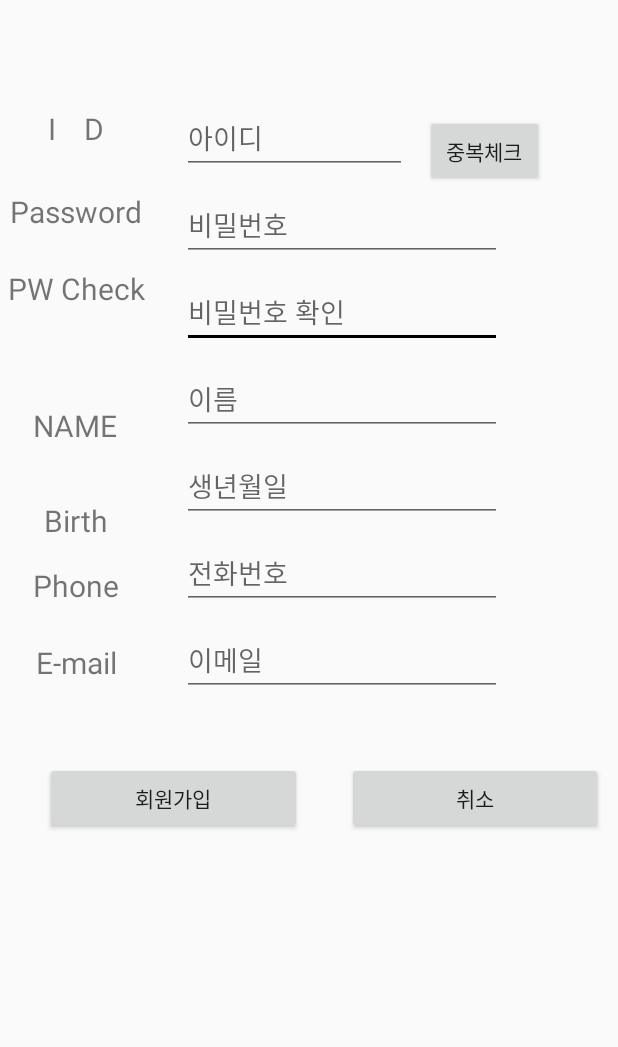
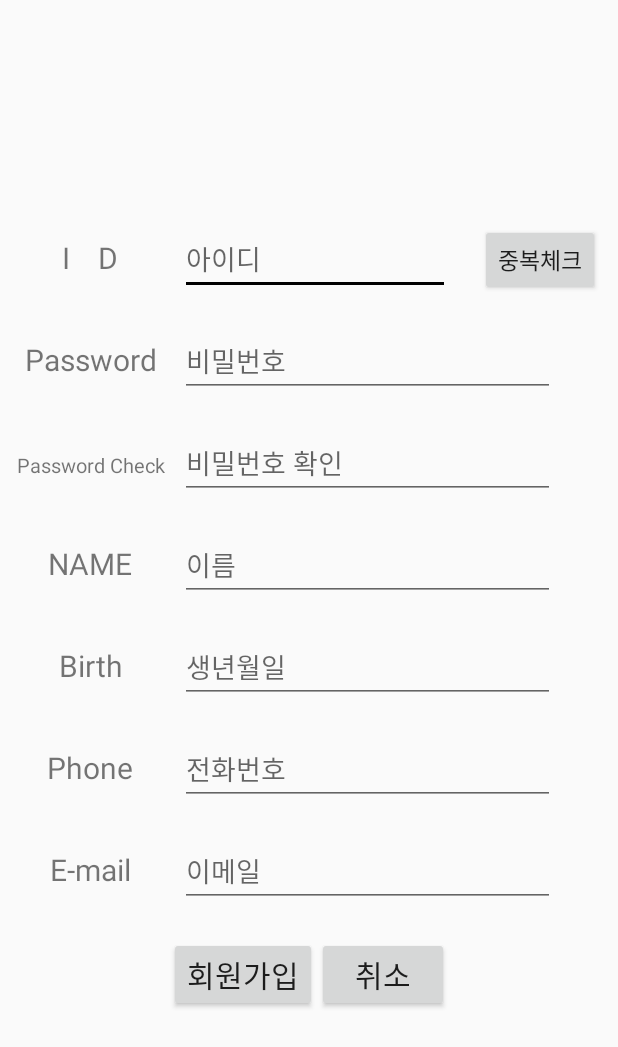
Before and after one commit to yujinpark10/BusinessCardApp, an Android app: the RegisterActivity screen opened directly, with no data from a screen before it, on a phone screen of 412 x 824 dp. Shown: the top 1047 px of the screen. Run offline under Robolectric (Android 15) with nearby library versions, the phone set to English and light mode, and no system bars; our stand-ins replace Volley; network calls fail.

Commit message:
회원가입 정렬

```diff
--- a/app/src/main/java/org/techtown/businesscardapp/cardRegister.java
+++ b/app/src/main/java/org/techtown/businesscardapp/cardRegister.java
@@ -10,5 +10,6 @@ public class cardRegister extends AppCompatActivity {
     protected void onCreate(Bundle savedInstanceState) {
         super.onCreate(savedInstanceState);
         setContentView(R.layout.activity_card_register);
+        getSupportActionBar().hide();
     }
 }
--- a/app/src/main/java/org/techtown/businesscardapp/information.java
+++ b/app/src/main/java/org/techtown/businesscardapp/information.java
@@ -10,5 +10,6 @@ public class information extends AppCompatActivity {
     protected void onCreate(Bundle savedInstanceState) {
         super.onCreate(savedInstanceState);
         setContentView(R.layout.activity_information);
+        getSupportActionBar().hide();
     }
 }
--- a/app/src/main/res/layout/activity_register.xml
+++ b/app/src/main/res/layout/activity_register.xml
@@ -6,213 +6,219 @@
     android:layout_height="match_parent"
     tools:context=".RegisterActivity">
 
-    <Button
-        android:id="@+id/btn_cancel"
-        android:layout_width="0dp"
-        android:layout_height="wrap_content"
-        android:layout_marginStart="20dp"
-        android:layout_marginLeft="20dp"
-        android:layout_marginTop="44dp"
-        android:layout_marginEnd="10dp"
-        android:layout_marginRight="10dp"
-        android:text="취소"
-        app:layout_constraintEnd_toEndOf="parent"
-        app:layout_constraintStart_toEndOf="@+id/btn_register"
-        app:layout_constraintTop_toBottomOf="@+id/et_email" />
+    <LinearLayout
+        android:layout_width="match_parent"
+        android:layout_height="match_parent"
+        android:orientation="vertical"
+        android:gravity="center">
 
-    <Button
-        android:id="@+id/btn_register"
-        android:layout_width="0dp"
-        android:layout_height="wrap_content"
-        android:layout_marginStart="30dp"
-        android:layout_marginLeft="30dp"
-        android:layout_marginTop="44dp"
-        android:layout_marginEnd="10dp"
-        android:layout_marginRight="10dp"
-        android:text="회원가입"
-        app:layout_constraintEnd_toStartOf="@+id/btn_cancel"
-        app:layout_constraintStart_toStartOf="parent"
-        app:layout_constraintTop_toBottomOf="@+id/et_email" />
+        <LinearLayout
+            android:layout_width="match_parent"
+            android:layout_height="wrap_content"
+            android:orientation="horizontal"
+            android:layout_marginBottom="20dp">
 
-    <Button
-        android:id="@+id/btn_chkid"
-        android:layout_width="79dp"
-        android:layout_height="48dp"
-        android:layout_marginStart="12dp"
-        android:layout_marginLeft="12dp"
-        android:text="중복체크"
-        app:layout_constraintBottom_toBottomOf="parent"
-        app:layout_constraintStart_toEndOf="@+id/et_id"
-        app:layout_constraintTop_toTopOf="parent"
-        app:layout_constraintVertical_bias="0.099" />
+            <TextView
+                android:id="@+id/textView"
+                android:layout_width="100dp"
+                android:layout_height="wrap_content"
+                android:text="I    D"
+                android:textSize="20sp"
+                android:gravity="center"
+                android:layout_marginLeft="10dp"
+                android:layout_marginRight="10dp"/>
 
-    <EditText
-        android:id="@+id/et_chkpassword"
-        android:layout_width="wrap_content"
-        android:layout_height="wrap_content"
-        android:layout_marginTop="10dp"
-        android:ems="10"
-        android:hint="비밀번호 확인"
-        android:inputType="textPersonName"
-        app:layout_constraintEnd_toEndOf="@+id/et_id"
-        app:layout_constraintHorizontal_bias="0.0"
-        app:layout_constraintStart_toStartOf="@+id/et_password"
-        app:layout_constraintTop_toBottomOf="@+id/et_password" />
+            <EditText
+                android:id="@+id/et_id"
+                android:layout_width="180dp"
+                android:layout_height="wrap_content"
+                android:hint="아이디"
+                android:inputType="textPersonName"
+                android:layout_marginRight="10dp"/>
 
-    <EditText
-        android:id="@+id/et_id"
-        android:layout_width="150dp"
-        android:layout_height="wrap_content"
-        android:layout_marginStart="52dp"
-        android:layout_marginLeft="52dp"
-        android:layout_marginTop="68dp"
-        android:ems="10"
-        android:hint="아이디"
-        android:inputType="textPersonName"
-        app:layout_constraintStart_toEndOf="@+id/textView"
-        app:layout_constraintTop_toTopOf="parent" />
+            <Button
+                android:id="@+id/btn_chkid"
+                android:layout_width="80dp"
+                android:layout_height="wrap_content"
+                android:layout_marginLeft="10dp"
+                android:text="중복체크"
+                android:textSize="15sp"/>
 
-    <EditText
-        android:id="@+id/et_password"
-        android:layout_width="wrap_content"
-        android:layout_height="wrap_content"
-        android:layout_marginTop="10dp"
-        android:ems="10"
-        android:hint="비밀번호"
-        android:inputType="textPersonName"
-        app:layout_constraintStart_toStartOf="@+id/et_id"
-        app:layout_constraintTop_toBottomOf="@+id/et_id" />
+        </LinearLayout>
 
-    <EditText
-        android:id="@+id/et_name"
-        android:layout_width="wrap_content"
-        android:layout_height="wrap_content"
-        android:layout_marginTop="10dp"
-        android:ems="10"
-        android:hint="이름"
-        android:inputType="textPersonName"
-        app:layout_constraintEnd_toEndOf="@+id/et_chkpassword"
-        app:layout_constraintHorizontal_bias="1.0"
-        app:layout_constraintStart_toStartOf="@+id/et_chkpassword"
-        app:layout_constraintTop_toBottomOf="@+id/et_chkpassword" />
+        <LinearLayout
+            android:layout_width="match_parent"
+            android:layout_height="wrap_content"
+            android:orientation="horizontal"
+            android:layout_marginBottom="20dp">
 
-    <EditText
-        android:id="@+id/et_email"
-        android:layout_width="wrap_content"
-        android:layout_height="wrap_content"
-        android:layout_marginTop="10dp"
-        android:ems="10"
-        android:hint="이메일"
-        android:inputType="textPersonName"
-        app:layout_constraintEnd_toEndOf="@+id/et_pnumber"
-        app:layout_constraintHorizontal_bias="1.0"
-        app:layout_constraintStart_toStartOf="@+id/et_pnumber"
-        app:layout_constraintTop_toBottomOf="@+id/et_pnumber" />
+            <TextView
+                android:id="@+id/textView2"
+                android:layout_width="100dp"
+                android:layout_height="wrap_content"
+                android:text="Password"
+                android:textSize="20sp"
+                android:gravity="center"
+                android:layout_marginLeft="10dp"
+                android:layout_marginRight="10dp"/>
 
-    <EditText
-        android:id="@+id/et_birth"
-        android:layout_width="wrap_content"
-        android:layout_height="wrap_content"
-        android:layout_marginTop="10dp"
-        android:ems="10"
-        android:hint="생년월일"
-        android:inputType="textPersonName"
-        app:layout_constraintEnd_toEndOf="@+id/et_name"
-        app:layout_constraintHorizontal_bias="1.0"
-        app:layout_constraintStart_toStartOf="@+id/et_name"
-        app:layout_constraintTop_toBottomOf="@+id/et_name" />
+            <EditText
+                android:id="@+id/et_password"
+                android:layout_width="250dp"
+                android:layout_height="wrap_content"
+                android:hint="비밀번호"
+                android:inputType="textPersonName" />
 
-    <EditText
-        android:id="@+id/et_pnumber"
-        android:layout_width="wrap_content"
-        android:layout_height="wrap_content"
-        android:layout_marginTop="10dp"
-        android:ems="10"
-        android:hint="전화번호"
-        android:inputType="textPersonName"
-        app:layout_constraintEnd_toEndOf="@+id/et_birth"
-        app:layout_constraintHorizontal_bias="1.0"
-        app:layout_constraintStart_toStartOf="@+id/et_birth"
-        app:layout_constraintTop_toBottomOf="@+id/et_birth" />
+        </LinearLayout>
 
-    <TextView
-        android:id="@+id/textView7"
-        android:layout_width="wrap_content"
-        android:layout_height="wrap_content"
-        android:layout_marginTop="24dp"
-        android:text="PW Check"
-        android:textSize="20sp"
-        app:layout_constraintEnd_toEndOf="@+id/textView2"
-        app:layout_constraintHorizontal_bias="0.49"
-        app:layout_constraintStart_toStartOf="@+id/textView2"
-        app:layout_constraintTop_toBottomOf="@+id/textView2" />
+        <LinearLayout
+            android:layout_width="match_parent"
+            android:layout_height="wrap_content"
+            android:orientation="horizontal"
+            android:layout_marginBottom="20dp">
 
-    <TextView
-        android:id="@+id/textView3"
-        android:layout_width="wrap_content"
-        android:layout_height="wrap_content"
-        android:layout_marginTop="64dp"
-        android:text="NAME"
-        android:textSize="20sp"
-        app:layout_constraintEnd_toEndOf="@+id/textView7"
-        app:layout_constraintHorizontal_bias="0.489"
-        app:layout_constraintStart_toStartOf="@+id/textView7"
-        app:layout_constraintTop_toBottomOf="@+id/textView7" />
+            <TextView
+                android:id="@+id/textView7"
+                android:layout_width="100dp"
+                android:layout_height="wrap_content"
+                android:layout_marginLeft="10dp"
+                android:layout_marginRight="10dp"
+                android:gravity="center"
+                android:text="Password Check"
+                android:textSize="13sp" />
 
-    <TextView
-        android:id="@+id/textView4"
-        android:layout_width="wrap_content"
-        android:layout_height="wrap_content"
-        android:layout_marginTop="36dp"
-        android:text="Birth"
-        android:textSize="20sp"
-        app:layout_constraintEnd_toEndOf="@+id/textView3"
-        app:layout_constraintStart_toStartOf="@+id/textView3"
-        app:layout_constraintTop_toBottomOf="@+id/textView3" />
+            <EditText
+                android:id="@+id/et_chkpassword"
+                android:layout_width="250dp"
+                android:layout_height="wrap_content"
+                android:hint="비밀번호 확인"
+                android:inputType="textPersonName" />
 
-    <TextView
-        android:id="@+id/textView5"
-        android:layout_width="wrap_content"
-        android:layout_height="wrap_content"
-        android:layout_marginTop="16dp"
-        android:text="Phone"
-        android:textSize="20sp"
-        app:layout_constraintEnd_toEndOf="@+id/textView4"
-        app:layout_constraintStart_toStartOf="@+id/textView4"
-        app:layout_constraintTop_toBottomOf="@+id/textView4" />
+        </LinearLayout>
 
-    <TextView
-        android:id="@+id/textView6"
-        android:layout_width="wrap_content"
-        android:layout_height="wrap_content"
-        android:layout_marginTop="24dp"
-        android:text="E-mail"
-        android:textSize="20sp"
-        app:layout_constraintEnd_toEndOf="@+id/textView5"
-        app:layout_constraintStart_toStartOf="@+id/textView5"
-        app:layout_constraintTop_toBottomOf="@+id/textView5" />
+        <LinearLayout
+            android:layout_width="match_parent"
+            android:layout_height="wrap_content"
+            android:orientation="horizontal"
+            android:layout_marginBottom="20dp">
 
-    <TextView
-        android:id="@+id/textView"
-        android:layout_width="wrap_content"
-        android:layout_height="wrap_content"
-        android:layout_marginStart="32dp"
-        android:layout_marginLeft="32dp"
-        android:layout_marginTop="72dp"
-        android:text="I    D"
-        android:textSize="20sp"
-        app:layout_constraintStart_toStartOf="parent"
-        app:layout_constraintTop_toTopOf="parent" />
+            <TextView
+                android:id="@+id/textView3"
+                android:layout_width="100dp"
+                android:layout_height="wrap_content"
+                android:text="NAME"
+                android:textSize="20sp"
+                android:gravity="center"
+                android:layout_marginLeft="10dp"
+                android:layout_marginRight="10dp"/>
 
-    <TextView
-        android:id="@+id/textView2"
-        android:layout_width="wrap_content"
-        android:layout_height="wrap_content"
-        android:layout_marginTop="28dp"
-        android:text="Password"
-        android:textSize="20sp"
-        app:layout_constraintEnd_toEndOf="@+id/textView"
-        app:layout_constraintStart_toStartOf="@+id/textView"
-        app:layout_constraintTop_toBottomOf="@+id/textView" />
+            <EditText
+                android:id="@+id/et_name"
+                android:layout_width="250dp"
+                android:layout_height="wrap_content"
+                android:hint="이름"
+                android:inputType="textPersonName" />
+
+        </LinearLayout>
+
+        <LinearLayout
+            android:layout_width="match_parent"
+            android:layout_height="wrap_content"
+            android:orientation="horizontal"
+            android:layout_marginBottom="20dp">
+
+            <TextView
+                android:id="@+id/textView4"
+                android:layout_width="100dp"
+                android:layout_height="wrap_content"
+                android:text="Birth"
+                android:textSize="20sp"
+                android:gravity="center"
+                android:layout_marginLeft="10dp"
+                android:layout_marginRight="10dp"/>
+
+            <EditText
+                android:id="@+id/et_birth"
+                android:layout_width="250dp"
+                android:layout_height="wrap_content"
+                android:hint="생년월일"
+                android:inputType="textPersonName" />
+
+        </LinearLayout>
+
+        <LinearLayout
+            android:layout_width="match_parent"
+            android:layout_height="wrap_content"
+            android:orientation="horizontal"
+            android:layout_marginBottom="20dp">
+
+            <TextView
+                android:id="@+id/textView5"
+                android:layout_width="100dp"
+                android:layout_height="wrap_content"
+                android:text="Phone"
+                android:textSize="20sp"
+                android:gravity="center"
+                android:layout_marginLeft="10dp"
+                android:layout_marginRight="10dp"/>
+
+            <EditText
+                android:id="@+id/et_pnumber"
+                android:layout_width="250dp"
+                android:layout_height="wrap_content"
+                android:hint="전화번호"
+                android:inputType="textPersonName" />
+
+        </LinearLayout>
+
+        <LinearLayout
+            android:layout_width="match_parent"
+            android:layout_height="wrap_content"
+            android:orientation="horizontal"
+            android:layout_marginBottom="20dp">
+
+            <TextView
+                android:id="@+id/textView6"
+                android:layout_width="100dp"
+                android:layout_height="wrap_content"
+                android:text="E-mail"
+                android:textSize="20sp"
+                android:gravity="center"
+                android:layout_marginLeft="10dp"
+                android:layout_marginRight="10dp"/>
+
+            <EditText
+                android:id="@+id/et_email"
+                android:layout_width="250dp"
+                android:layout_height="wrap_content"
+                android:hint="이메일"
+                android:inputType="textPersonName" />
+
+        </LinearLayout>
+
+        <LinearLayout
+            android:layout_width="match_parent"
+            android:layout_height="wrap_content"
+            android:orientation="horizontal"
+            android:gravity="center">
+
+            <Button
+                android:id="@+id/btn_register"
+                android:layout_width="wrap_content"
+                android:layout_height="wrap_content"
+                android:text="회원가입"
+                android:textSize="20dp"
+                android:gravity="center"/>
+
+            <Button
+                android:id="@+id/btn_cancel"
+                android:layout_width="wrap_content"
+                android:layout_height="wrap_content"
+                android:text="취소"
+                android:textSize="20dp"/>
+
+        </LinearLayout>
+
+    </LinearLayout>
 
 </androidx.constraintlayout.widget.ConstraintLayout>
--- a/build.gradle
+++ b/build.gradle
@@ -7,7 +7,7 @@ buildscript {
 
     }
     dependencies {
-        classpath 'com.android.tools.build:gradle:3.5.0'
+        classpath 'com.android.tools.build:gradle:3.5.1'
 
         // NOTE: Do not place your application dependencies here; they belong
         // in the individual module build.gradle files
```
